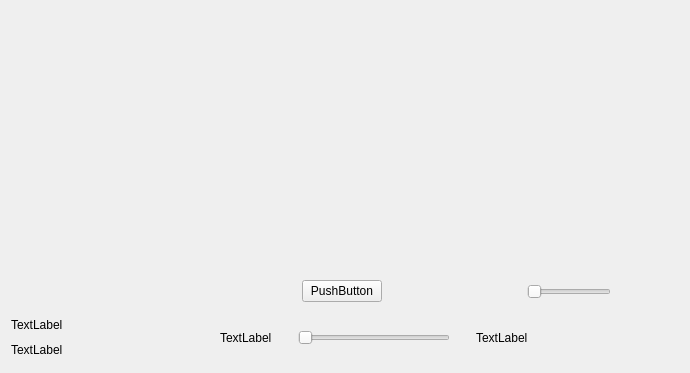
Above: dev/ui/music.ui from ledxdeliveryflopp/music_app before the change. Below: the same form after it.
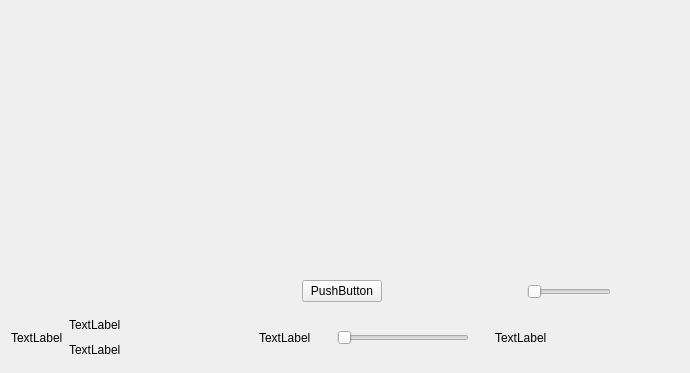
That is the form after the change.

```diff
--- a/dev/ui/music.ui
+++ b/dev/ui/music.ui
@@ -203,6 +203,13 @@
        </item>
        <item>
         <layout class="QHBoxLayout" name="time_duration_layout">
+         <item>
+          <widget class="QLabel" name="image_label">
+           <property name="text">
+            <string>TextLabel</string>
+           </property>
+          </widget>
+         </item>
          <item>
           <layout class="QVBoxLayout" name="verticalLayout">
            <item>
```
